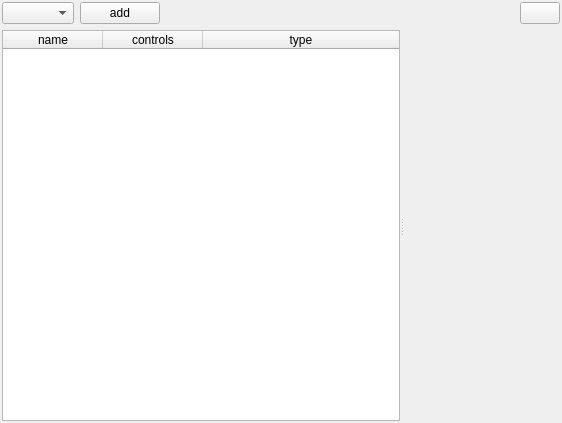
Qt form cedar/processing/gui/ArchitectureScriptEditor.ui (cedar/cedar) before a commit.
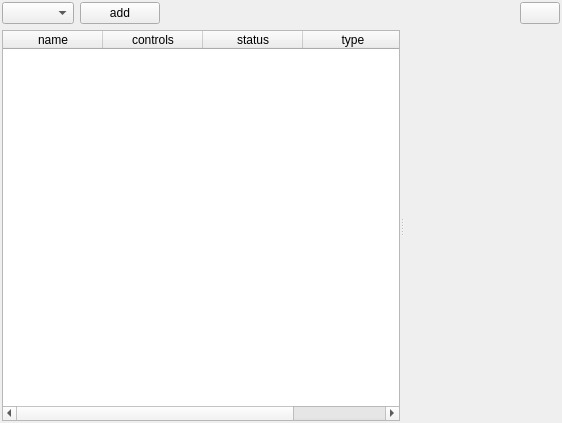
The same form after that commit. Icons and pictures are not drawn. Custom widgets are drawn as their Qt base class.

Commit message: Architecture scripts can now set a status that is displayed in the script manager.

```diff
--- a/cedar/processing/gui/ArchitectureScriptEditor.ui
+++ b/cedar/processing/gui/ArchitectureScriptEditor.ui
@@ -86,6 +86,11 @@
         <string>controls</string>
        </property>
       </column>
+      <column>
+       <property name="text">
+        <string>status</string>
+       </property>
+      </column>
       <column>
        <property name="text">
         <string>type</string>
```
Left out of the diff: 8 changed lines with no effect on the pictures. The commit also changes 5 other files.
